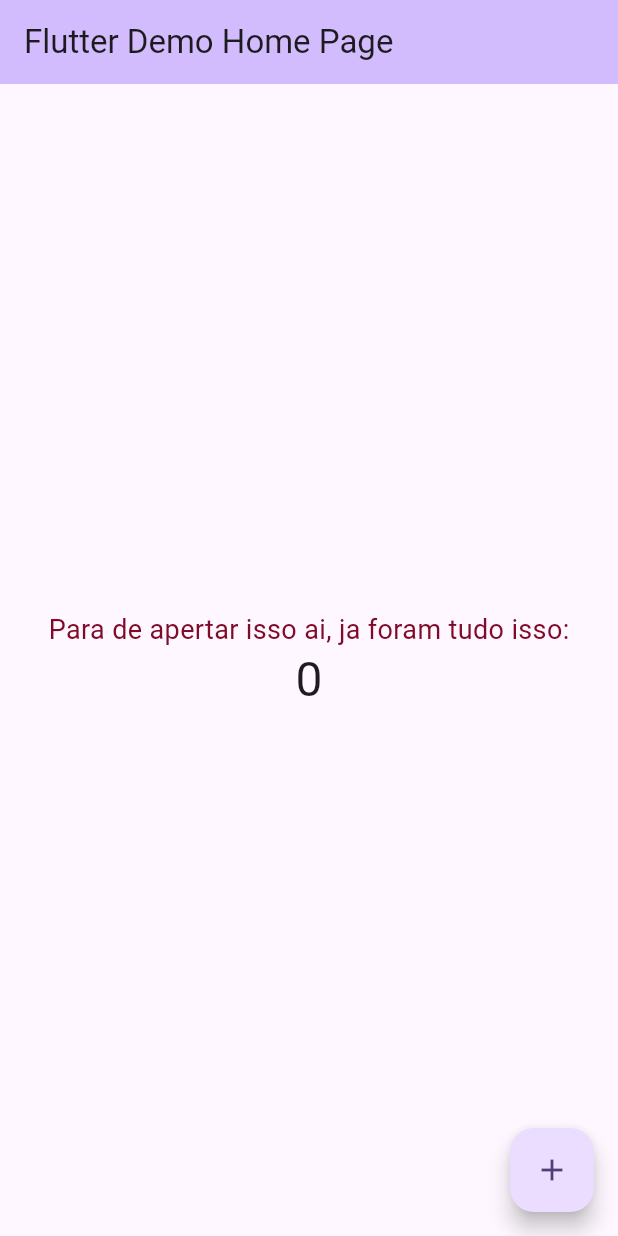
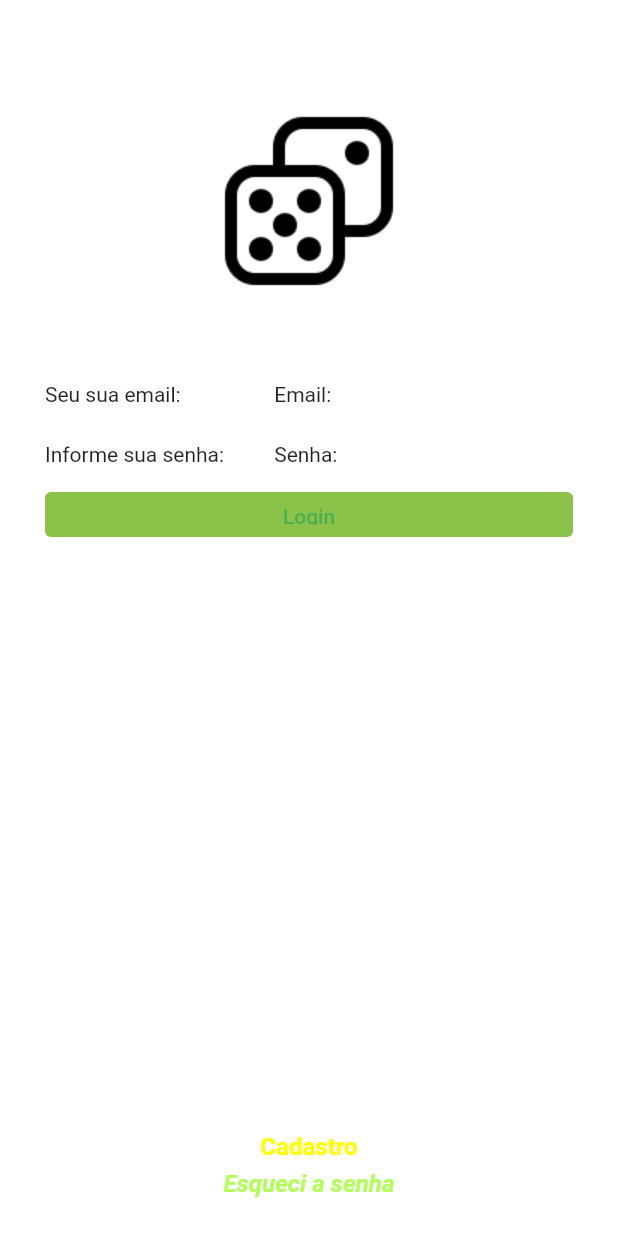
Before and after one commit to iaguy/flutter_app, a Flutter app: the screen it shows after launch, on a phone screen of 412 x 824 dp. Run offline on Flutter 3.47's test engine with Material 2 defaults, Android fonts, the phone set to English and light mode, and no system bars; our stand-ins replace google_fonts.

Commit message:
first commmit

```diff
--- /dev/null
+++ b/lib/app_ducarai.dart
@@ -0,0 +1,16 @@
+import 'package:flutter/material.dart';
+import 'package:trilha_app/pages/home_page.dart';
+import 'package:trilha_app/pages/login.dart';
+
+class MyApp extends StatelessWidget {
+  const MyApp({super.key});
+
+  @override
+  Widget build(BuildContext context) {
+    return  MaterialApp(
+      debugShowCheckedModeBanner: false,
+      theme: ThemeData(primarySwatch: Colors.green),
+      home: const Login(),
+    );
+  }
+}
--- a/lib/main.dart
+++ b/lib/main.dart
@@ -1,125 +1,7 @@
 import 'package:flutter/material.dart';
 
-void main() {
+import 'app_ducarai.dart';
+
+void main(){
   runApp(const MyApp());
 }
-
-class MyApp extends StatelessWidget {
-  const MyApp({super.key});
-
-  // This widget is the root of your application.
-  @override
-  Widget build(BuildContext context) {
-    return MaterialApp(
-      title: 'Flutter Demo',
-      theme: ThemeData(
-        // This is the theme of your application.
-        //
-        // TRY THIS: Try running your application with "flutter run". You'll see
-        // the application has a blue toolbar. Then, without quitting the app,
-        // try changing the seedColor in the colorScheme below to Colors.green
-        // and then invoke "hot reload" (save your changes or press the "hot
-        // reload" button in a Flutter-supported IDE, or press "r" if you used
-        // the command line to start the app).
-        //
-        // Notice that the counter didn't reset back to zero; the application
-        // state is not lost during the reload. To reset the state, use hot
-        // restart instead.
-        //
-        // This works for code too, not just values: Most code changes can be
-        // tested with just a hot reload.
-        colorScheme: ColorScheme.fromSeed(seedColor: Colors.deepPurple),
-        useMaterial3: true,
-      ),
-      home: const MyHomePage(title: 'Flutter Demo Home Page'),
-    );
-  }
-}
-
-class MyHomePage extends StatefulWidget {
-  const MyHomePage({super.key, required this.title});
-
-  // This widget is the home page of your application. It is stateful, meaning
-  // that it has a State object (defined below) that contains fields that affect
-  // how it looks.
-
-  // This class is the configuration for the state. It holds the values (in this
-  // case the title) provided by the parent (in this case the App widget) and
-  // used by the build method of the State. Fields in a Widget subclass are
-  // always marked "final".
-
-  final String title;
-
-  @override
-  State<MyHomePage> createState() => _MyHomePageState();
-}
-
-class _MyHomePageState extends State<MyHomePage> {
-  int _counter = 0;
-
-  void _incrementCounter() {
-    setState(() {
-      // This call to setState tells the Flutter framework that something has
-      // changed in this State, which causes it to rerun the build method below
-      // so that the display can reflect the updated values. If we changed
-      // _counter without calling setState(), then the build method would not be
-      // called again, and so nothing would appear to happen.
-      _counter++;
-    });
-  }
-
-  @override
-  Widget build(BuildContext context) {
-    // This method is rerun every time setState is called, for instance as done
-    // by the _incrementCounter method above.
-    //
-    // The Flutter framework has been optimized to make rerunning build methods
-    // fast, so that you can just rebuild anything that needs updating rather
-    // than having to individually change instances of widgets.
-    return Scaffold(
-      appBar: AppBar(
-        // TRY THIS: Try changing the color here to a specific color (to
-        // Colors.amber, perhaps?) and trigger a hot reload to see the AppBar
-        // change color while the other colors stay the same.
-        backgroundColor: Theme.of(context).colorScheme.inversePrimary,
-        // Here we take the value from the MyHomePage object that was created by
-        // the App.build method, and use it to set our appbar title.
-        title: Text(widget.title),
-      ),
-      body: Center(
-        // Center is a layout widget. It takes a single child and positions it
-        // in the middle of the parent.
-        child: Column(
-          // Column is also a layout widget. It takes a list of children and
-          // arranges them vertically. By default, it sizes itself to fit its
-          // children horizontally, and tries to be as tall as its parent.
-          //
-          // Column has various properties to control how it sizes itself and
-          // how it positions its children. Here we use mainAxisAlignment to
-          // center the children vertically; the main axis here is the vertical
-          // axis because Columns are vertical (the cross axis would be
-          // horizontal).
-          //
-          // TRY THIS: Invoke "debug painting" (choose the "Toggle Debug Paint"
-          // action in the IDE, or press "p" in the console), to see the
-          // wireframe for each widget.
-          mainAxisAlignment: MainAxisAlignment.center,
-          children: <Widget>[
-            const Text('Para de apertar isso ai, ja foram tudo isso:',
-                style: TextStyle(
-                    color: Color.fromARGB(255, 128, 10, 39), fontSize: 18)),
-            Text(
-              '$_counter',
-              style: Theme.of(context).textTheme.headlineLarge,
-            ),
-          ],
-        ),
-      ),
-      floatingActionButton: FloatingActionButton(
-        onPressed: _incrementCounter,
-        tooltip: 'Increment',
-        child: const Icon(Icons.add),
-      ), // This trailing comma makes auto-formatting nicer for build methods.
-    );
-  }
-}
--- /dev/null
+++ b/lib/pages/login.dart
@@ -0,0 +1,114 @@
+import 'package:flutter/material.dart';
+
+
+class Login extends StatefulWidget {
+  const Login({super.key});
+
+  @override
+  State<Login> createState() => _LoginState();
+}
+
+class _LoginState extends State<Login> {
+  @override
+  Widget build(BuildContext context) {
+    return  SafeArea(
+      child: Scaffold(
+        backgroundColor: Colors.white70,
+        body: Container(
+          width: double.infinity,
+          child: Column(
+            crossAxisAlignment: CrossAxisAlignment.center,
+            children: [
+              const SizedBox(
+                height: 70,
+              ),
+              Image.asset("assets/img/dice.png"),
+              const SizedBox(
+                height: 50,
+              ),
+              Container(
+                width: double.infinity,
+                margin: const EdgeInsets.symmetric(horizontal: 30),
+                height: 30,
+                alignment: Alignment.center,
+                child: const Row(
+                   children: [
+                     Expanded(flex: 2, child: Text("Seu sua email:")),
+                     SizedBox(width: 20,),
+                     Expanded(flex: 3, child: Text("Email:"))
+                   ],
+                )
+              ),
+              const SizedBox(
+                height: 10,
+              ),
+              Container(
+                width: double.infinity,
+                margin: const EdgeInsets.symmetric(horizontal: 30),
+                height: 30,
+                alignment: Alignment.center,
+                child: const Row(
+                  children: [
+                    Expanded(flex: 2, child: Text("Informe sua senha:")),
+                    SizedBox(width: 20,),
+                    Expanded(flex: 3, child: Text("Senha:"))
+                  ],
+                )
+              ),
+              const SizedBox(
+                height: 10,
+              ),
+              Container(
+                  width: double.infinity,
+                  margin: const EdgeInsets.symmetric(horizontal: 30),
+                  height: 30,
+                  alignment: Alignment.center,
+                  child: SizedBox(
+                    width: double.infinity,
+                      child: TextButton(
+                          style:
+                          ButtonStyle(
+                              backgroundColor: MaterialStateProperty.all(Colors.lightGreen)
+                          )
+                          ,onPressed: () {
+
+                      },
+                          child: const Text("Login",))
+                  ),
+              ),
+              Expanded(
+                child: Container(),
+              ),
+              Container(
+                  width: double.infinity,
+                  margin: const EdgeInsets.symmetric(horizontal: 30),
+                  alignment: Alignment.center,
+                  child: const Text("Cadastro",
+                    style: TextStyle(color: Colors.yellowAccent,
+                        fontSize: 16,
+                        fontWeight: FontWeight.w700),
+                  )
+              ),
+              Container(
+                  width: double.infinity,
+                  margin: const EdgeInsets.symmetric(horizontal: 30),
+                  height: 30,
+                  alignment: Alignment.center,
+                  child: const Text("Esqueci a senha",
+                    style: TextStyle(color: Colors.lightGreenAccent,
+                        fontSize: 16,
+                        fontWeight: FontWeight.bold,
+                        fontStyle: FontStyle.italic,
+                    ),
+                  )
+              ),
+              const SizedBox(
+                height: 20,
+              )
+            ],
+          ),
+        ),
+      )
+    );
+  }
+}
```
Also changed, not shown: lib/pages/home_page.dart (added, +48 -0 lines), lib/services/gerarNum.dart (added, +8 -0 lines), pubspec.yaml (+4 -4 lines), assets/img/dice.png (added), pubspec.lock, 18 other files.
